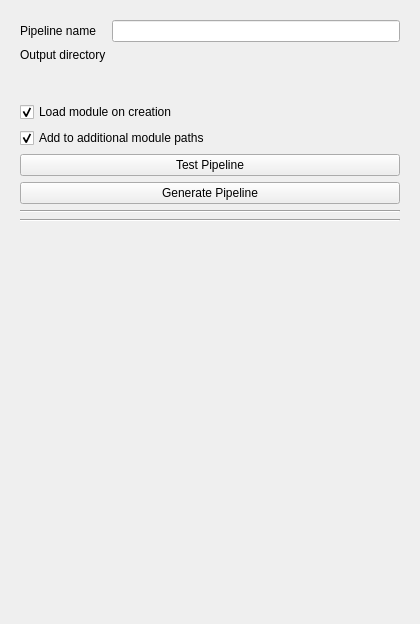
Old version of the form PipelineCreator/Resources/UI/PipelineCreator.ui in the repository KitwareMedical/SlicerPipelines.
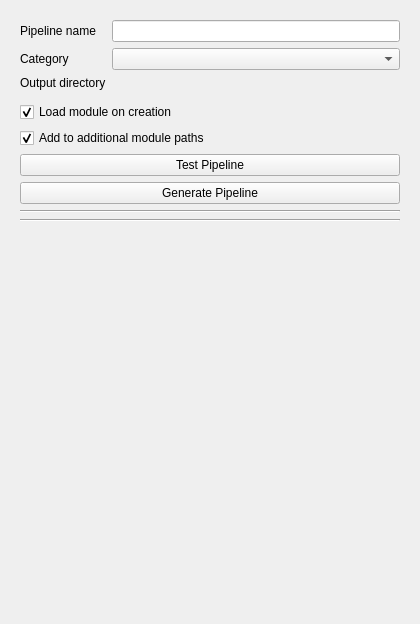
New version of the form. Custom widgets are drawn as their Qt base class.

Commit message: ENH: Add category selection to pipline editing and creation

The edit to the form file:
```diff
--- a/PipelineCreator/Resources/UI/PipelineCreator.ui
+++ b/PipelineCreator/Resources/UI/PipelineCreator.ui
@@ -31,20 +31,34 @@
            </property>
           </widget>
          </item>
-         <item row="1" column="0">
+         <item row="2" column="0">
           <widget class="QLabel" name="label_2">
            <property name="text">
             <string>Output directory</string>
            </property>
           </widget>
          </item>
-         <item row="1" column="1">
-          <widget class="ctkDirectoryButton" name="DirectoryButton">
+         <item row="2" column="1">
+          <widget class="ctkDirectoryButton" name="DirectoryButton" native="true">
            <property name="SlicerParameterName" stdset="0">
             <string>outputDirectory</string>
            </property>
           </widget>
          </item>
+         <item row="1" column="0">
+          <widget class="QLabel" name="label_3">
+           <property name="text">
+            <string>Category</string>
+           </property>
+          </widget>
+         </item>
+         <item row="1" column="1">
+          <widget class="QComboBox" name="CategoryComboBox">
+           <property name="SlicerParameterName" stdset="0">
+            <string/>
+           </property>
+          </widget>
+         </item>
         </layout>
        </item>
        <item>
```
The commit also changes 5 other files.
